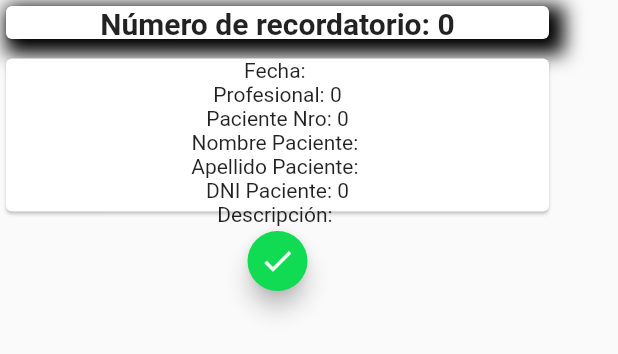
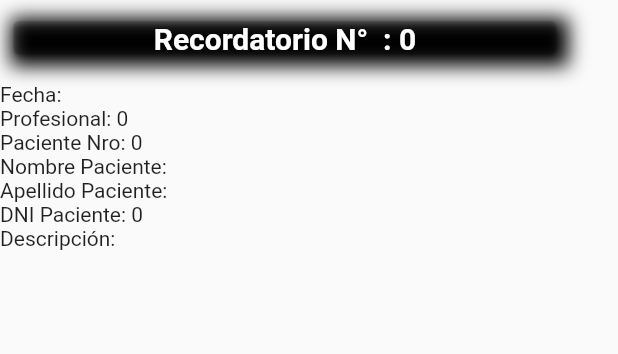
Before and after one commit to Joel-Vitelli/Flutter-API-Recordatorios, a Flutter app: the RecordatorioCompleto widget shown alone on an empty page, opened directly with empty values, on a phone screen of 412 x 824 dp. Shown: the top 354 px of the screen. Run offline on Flutter 3.47's test engine with Material 2 defaults, Android fonts, the phone set to English and light mode, and no system bars; network calls fail.

```diff
--- a/lib/View/buttom_dismiss.dart
+++ /dev/null
@@ -1,41 +0,0 @@
-
-import 'package:flutter/material.dart';
-
-
-class ButtomDismiss extends StatefulWidget {
-  bool visible = true;
-  ButtomDismiss(this.visible);
-  @override
-  State<StatefulWidget> createState() {
-
-    return _ButtomDismiss(true);
-  }
-}
-
-class _ButtomDismiss extends State<ButtomDismiss> {
-
-  bool visible = true;
-
-  _ButtomDismiss(this.visible);
-
-  bool onPressedFav(){
-    setState(() {
-      visible = false;
-
-
-    });
-    return visible;
-  }
-  @override
-
-  Widget build(BuildContext context) {
-
-    return FloatingActionButton(
-        backgroundColor: Color(0xFF11DA53),
-        mini: true,
-        tooltip: "Eliminar recordatorio",
-        onPressed: onPressedFav,
-        child: Icon(Icons.check)
-    );
-  }
-}
--- a/lib/View/recordatorio_completo.dart
+++ b/lib/View/recordatorio_completo.dart
@@ -1,6 +1,5 @@
-import 'package:api_recordatorio/View/buttom_dismiss.dart';
 import 'package:flutter/material.dart';
-import 'buttom_dismiss.dart';
+
 
 class RecordatorioCompleto extends StatelessWidget{
 
@@ -29,18 +28,25 @@ class RecordatorioCompleto extends StatelessWidget{
   Widget build(BuildContext context) {
 
     final tituloW = Text(
-      "Número de recordatorio: ${idRecordatorio}",
+      "Recordatorio N°  : ${idRecordatorio}",
       style: TextStyle(
         fontWeight: FontWeight.bold,
+        color: Colors.white,
         fontSize: 20.0,
       ),
       textAlign: TextAlign.center,
     );
 
-    final descripcionW = Text(
-      "Descripción: ${descripcion}",
+    final descripcionW = Column(
+      children: <Widget>[
+        Container(
+          child: Text(
+            "Descripción: ${descripcion}",
+          ),
+        )
+      ],
+    );
 
-    );
 
     final fechaW = Text(
       "Fecha: ${fecha}"
@@ -72,14 +78,14 @@ class RecordatorioCompleto extends StatelessWidget{
           children: <Widget>[
             Container(
               decoration: BoxDecoration(
-                  boxShadow: [
+                 boxShadow: [
                     BoxShadow(
                       color: Colors.black,
                       blurRadius: 10.0, // has the effect of softening the shadow
                       spreadRadius: 1.0, // has the effect of extending the shadow
                       offset: Offset(
-                        5.0, // horizontal, move right 10
-                        5.0, // vertical, move down 10
+                        3.0, // horizontal, move right 10
+                        3.0, // vertical, move down 10
                       ),
                     )
                   ]
@@ -87,22 +93,24 @@ class RecordatorioCompleto extends StatelessWidget{
               height: 30,
               width: 370,
               margin: EdgeInsets.only(
-                  bottom: 5.0
+                  bottom: 15.0,
+                  top: 10.0
               ),
               child: Card(
+                color: Colors.black12,
                 child: tituloW,
               ),
             ),
             Container(
-              height: 110,
-              width: 370,
+              height: 130,
+              width: 380,
               margin: EdgeInsets.only(
                   bottom: 5.0
               ),
-              child: Card(
-                child: Container(
+              child:
+                 Container(
                   child: Column(
-                    crossAxisAlignment: CrossAxisAlignment.center,
+                    crossAxisAlignment: CrossAxisAlignment.start,
                     children: <Widget>[
                       fechaW,
                       profesionalW,
@@ -112,13 +120,9 @@ class RecordatorioCompleto extends StatelessWidget{
                       dniPacienteW,
                       descripcionW
                     ],
-                  ),
                 ),
               ),
             ),
-            Container(
-              child: ButtomDismiss(visible),
-            )
           ],
 
         )
```
Also changed, not shown: lib/View/my_home_page.dart (+4 -10 lines), lib/View/simple_view.dart (deleted, +0 -19 lines).
